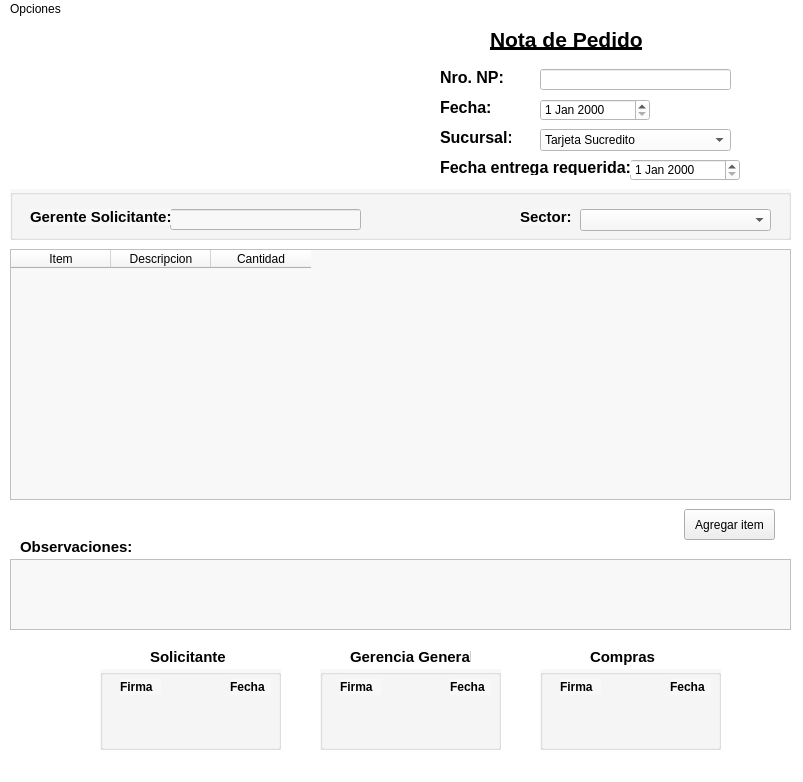
Before: the Qt Designer form crear_np.ui in AyeQuinteros15/DemoPracticas, drawn with Qt 5.
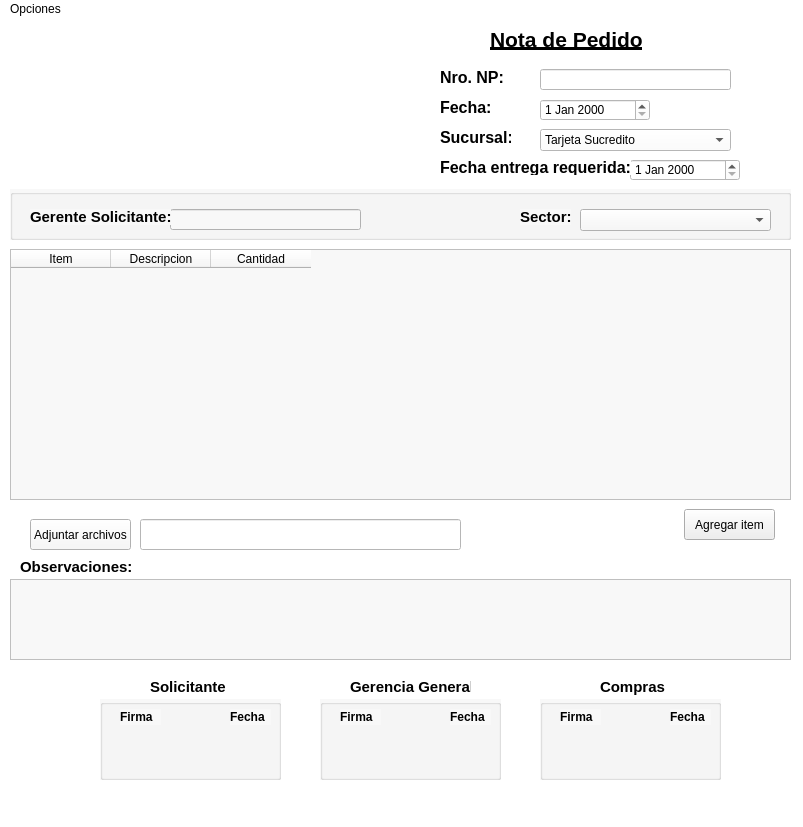
After: the same form once the commit is applied. Icons and pictures are not drawn.

Diff of the .ui file:
```diff
--- a/crear_np.ui
+++ b/crear_np.ui
@@ -7,7 +7,7 @@
     <x>0</x>
     <y>0</y>
     <width>803</width>
-    <height>782</height>
+    <height>827</height>
    </rect>
   </property>
   <property name="windowTitle">
@@ -314,9 +314,9 @@
     <property name="geometry">
      <rect>
       <x>10</x>
-      <y>540</y>
+      <y>560</y>
       <width>781</width>
-      <height>71</height>
+      <height>81</height>
      </rect>
     </property>
     <property name="styleSheet">
@@ -327,7 +327,7 @@
     <property name="geometry">
      <rect>
       <x>20</x>
-      <y>520</y>
+      <y>540</y>
       <width>111</width>
       <height>16</height>
      </rect>
@@ -346,7 +346,7 @@
     <property name="geometry">
      <rect>
       <x>100</x>
-      <y>650</y>
+      <y>680</y>
       <width>181</width>
       <height>81</height>
      </rect>
@@ -400,7 +400,7 @@
     <property name="geometry">
      <rect>
       <x>150</x>
-      <y>630</y>
+      <y>660</y>
       <width>81</width>
       <height>16</height>
      </rect>
@@ -419,7 +419,7 @@
     <property name="geometry">
      <rect>
       <x>320</x>
-      <y>650</y>
+      <y>680</y>
       <width>181</width>
       <height>81</height>
      </rect>
@@ -473,7 +473,7 @@
     <property name="geometry">
      <rect>
       <x>540</x>
-      <y>650</y>
+      <y>680</y>
       <width>181</width>
       <height>81</height>
      </rect>
@@ -527,7 +527,7 @@
     <property name="geometry">
      <rect>
       <x>350</x>
-      <y>630</y>
+      <y>660</y>
       <width>121</width>
       <height>16</height>
      </rect>
@@ -545,8 +545,8 @@
    <widget class="QLabel" name="label_19">
     <property name="geometry">
      <rect>
-      <x>590</x>
-      <y>630</y>
+      <x>600</x>
+      <y>660</y>
       <width>71</width>
       <height>16</height>
      </rect>
@@ -561,6 +561,32 @@
      <string>Compras</string>
     </property>
    </widget>
+   <widget class="QPushButton" name="btnAdjArchivoNP">
+    <property name="geometry">
+     <rect>
+      <x>30</x>
+      <y>500</y>
+      <width>101</width>
+      <height>31</height>
+     </rect>
+    </property>
+    <property name="styleSheet">
+     <string notr="true">background-color: rgb(248, 248, 248);</string>
+    </property>
+    <property name="text">
+     <string>Adjuntar archivos</string>
+    </property>
+   </widget>
+   <widget class="QLineEdit" name="txtAdjArchivo">
+    <property name="geometry">
+     <rect>
+      <x>140</x>
+      <y>500</y>
+      <width>321</width>
+      <height>31</height>
+     </rect>
+    </property>
+   </widget>
   </widget>
   <widget class="QMenuBar" name="menubar">
    <property name="geometry">
```
